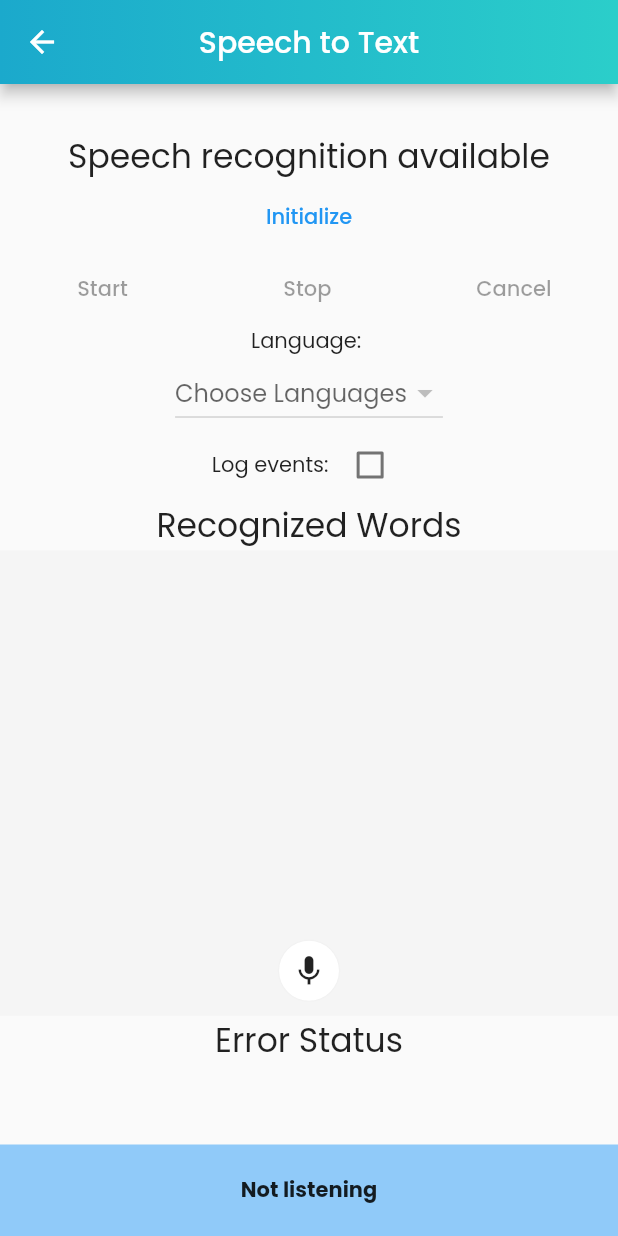
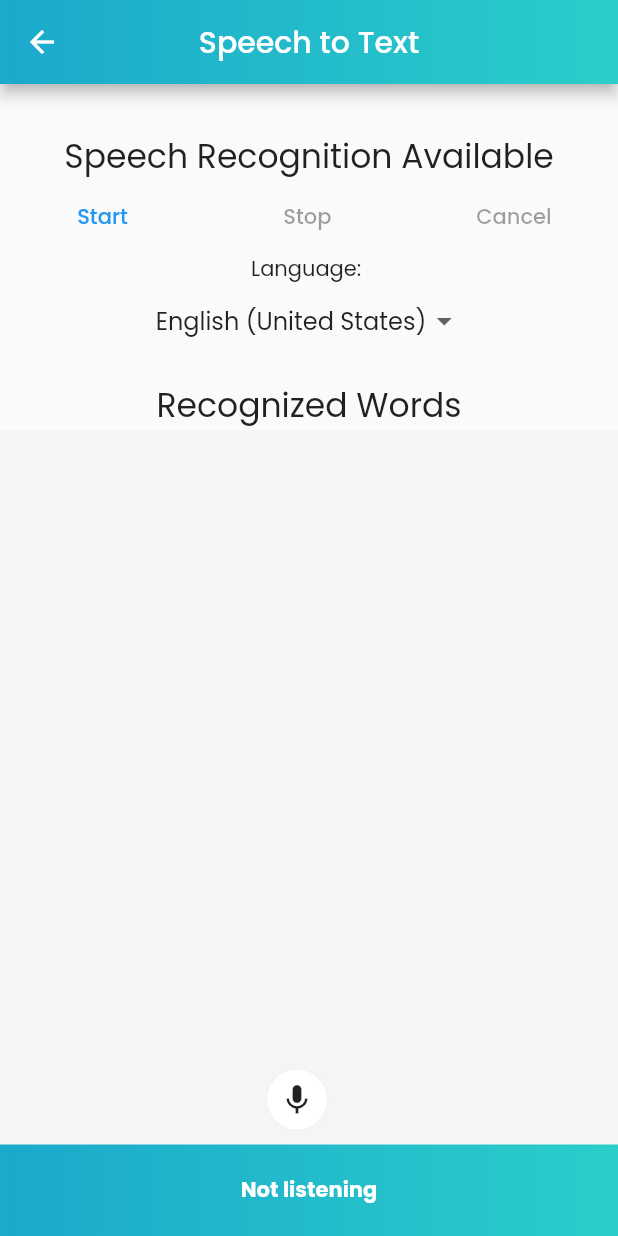
Before and after one commit to ssharanyab/BOLO, a Flutter app: the SpeechToTextScreen screen opened by its route, on a phone screen of 412 x 824 dp. Run offline on Flutter 3.47's test engine with Material 2 defaults, Android fonts, the light colour scheme and no system bars; our stand-ins replace flutter_tts, google_fonts, speech_to_text.

Commit message:
Edit View, Added Copy to Clipboard

```diff
--- a/lib/speechtotext.dart
+++ b/lib/speechtotext.dart
@@ -4,7 +4,7 @@ import 'package:flutter/material.dart';
 import 'package:speech_to_text/speech_recognition_error.dart';
 import 'package:speech_to_text/speech_recognition_result.dart';
 import 'package:speech_to_text/speech_to_text.dart';
-import 'utils/widget.dart';
+import 'package:flutter/services.dart';
 
 class SpeechToTextScreen extends StatefulWidget {
   const SpeechToTextScreen({Key key}) : super(key: key);
@@ -29,6 +29,7 @@ class _SpeechToTextScreenState extends State<SpeechToTextScreen> {
   @override
   void initState() {
     super.initState();
+    initSpeechState();
   }
 
   /// This initializes SpeechToText. That only has to be done
@@ -78,12 +79,11 @@ class _SpeechToTextScreenState extends State<SpeechToTextScreen> {
           height: 32,
         ),
         Text(
-          'Speech recognition available',
+          'Speech Recognition Available',
           style: TextStyle(fontSize: 22.0),
         ),
         Column(
           children: <Widget>[
-            InitSpeechWidget(_hasSpeech, initSpeechState),
             SpeechControlWidget(_hasSpeech, speech.isListening, startListening,
                 stopListening, cancelListening),
             SessionOptionsWidget(_currentLocaleId, _switchLang, _localeNames,
@@ -94,7 +94,9 @@ class _SpeechToTextScreenState extends State<SpeechToTextScreen> {
           flex: 4,
           child: RecognitionResultsWidget(lastWords: lastWords, level: level),
         ),
-        Expanded(
+        lastError == ""
+            ? const SizedBox()
+            : Expanded(
                 flex: 1,
                 child: ErrorWidget(lastError: lastError),
               ),
@@ -106,7 +108,7 @@ class _SpeechToTextScreenState extends State<SpeechToTextScreen> {
   // This is called each time the users wants to start a new speech
   // recognition session
   void startListening() {
-    _logEvent('start listening');
+    _logEvent('Start Listening');
     lastWords = '';
     lastError = '';
     // Note that `listenFor` is the maximum, not the minimun, on some
@@ -147,7 +149,7 @@ class _SpeechToTextScreenState extends State<SpeechToTextScreen> {
     _logEvent(
         'Result listener final: ${result.finalResult}, words: ${result.recognizedWords}');
     setState(() {
-      lastWords = '${result.recognizedWords} - ${result.finalResult}';
+      lastWords = '${result.recognizedWords}';
     });
   }
 
@@ -164,7 +166,7 @@ class _SpeechToTextScreenState extends State<SpeechToTextScreen> {
     _logEvent(
         'Received error status: $error, listening: ${speech.isListening}');
     setState(() {
-      lastError = '${error.errorMsg} - ${error.permanent}';
+      lastError = '${error.errorMsg}';
     });
   }
 
@@ -212,6 +214,9 @@ class RecognitionResultsWidget extends StatelessWidget {
   Widget build(BuildContext context) {
     return Column(
       children: <Widget>[
+        const SizedBox(
+          height: 16,
+        ),
         Center(
           child: Text(
             'Recognized Words',
@@ -226,13 +231,17 @@ class RecognitionResultsWidget extends StatelessWidget {
                 child: Center(
                   child: Text(
                     lastWords,
+                    style: TextStyle(fontSize: 14),
                     textAlign: TextAlign.center,
                   ),
                 ),
               ),
               Positioned.fill(
                   bottom: 10,
-                child: Align(
+                  child: Row(
+                      mainAxisAlignment: MainAxisAlignment.center,
+                      children: [
+                        Align(
                           alignment: Alignment.bottomCenter,
                           child: Container(
                             width: 40,
@@ -246,7 +255,8 @@ class RecognitionResultsWidget extends StatelessWidget {
                                     color: Colors.black.withOpacity(.05))
                               ],
                               color: Colors.white,
-                      borderRadius: BorderRadius.all(Radius.circular(50)),
+                              borderRadius:
+                                  BorderRadius.all(Radius.circular(50)),
                             ),
                             child: IconButton(
                               icon: Icon(Icons.mic),
@@ -254,7 +264,39 @@ class RecognitionResultsWidget extends StatelessWidget {
                             ),
                           ),
                         ),
+                        const SizedBox(
+                          width: 16,
                         ),
+                        lastWords == ""
+                            ? const SizedBox()
+                            : Align(
+                                alignment: Alignment.bottomCenter,
+                                child: Container(
+                                  width: 40,
+                                  height: 40,
+                                  alignment: Alignment.center,
+                                  decoration: BoxDecoration(
+                                    color: Colors.white,
+                                    borderRadius:
+                                        BorderRadius.all(Radius.circular(50)),
+                                  ),
+                                  child: IconButton(
+                                    icon: Icon(Icons.file_copy_rounded),
+                                    onPressed: () async {
+                                      await Clipboard.setData(
+                                              ClipboardData(text: lastWords))
+                                          .then((result) {
+                                        final snackBar = SnackBar(
+                                          content: Text('Copied to Clipboard'),
+                                        );
+                                        ScaffoldMessenger.of(context)
+                                            .showSnackBar(snackBar);
+                                      });
+                                    },
+                                  ),
+                                ),
+                              ),
+                      ])),
             ],
           ),
         ),
@@ -272,7 +314,7 @@ class HeaderWidget extends StatelessWidget {
   Widget build(BuildContext context) {
     return Center(
       child: Text(
-        'Speech recognition available',
+        'Speech Recognition Available',
         style: TextStyle(fontSize: 22.0),
       ),
     );
@@ -293,10 +335,13 @@ class ErrorWidget extends StatelessWidget {
   Widget build(BuildContext context) {
     return Column(
       children: <Widget>[
+        const SizedBox(
+          height: 16,
+        ),
         Center(
           child: Text(
             'Error Status',
-            style: TextStyle(fontSize: 22.0),
+            style: TextStyle(fontSize: 18.0, color: Colors.red),
           ),
         ),
         Center(
@@ -359,10 +404,11 @@ class SessionOptionsWidget extends StatelessWidget {
     return Column(
       children: <Widget>[
         Text('Language: '),
-        DropdownButton<String>(
+        DropdownButtonHideUnderline(
+          child: DropdownButton<String>(
+            alignment: Alignment.center,
             onChanged: (selectedVal) => switchLang(selectedVal),
             value: currentLocaleId,
-          hint: Text("Choose Languages"),
             items: localeNames
                 .map(
                   (localeName) => DropdownMenuItem(
@@ -372,36 +418,6 @@ class SessionOptionsWidget extends StatelessWidget {
                 )
                 .toList(),
           ),
-        Row(
-          mainAxisAlignment: MainAxisAlignment.center,
-          children: [
-            Text('Log events: '),
-            Checkbox(
-              value: logEvents,
-              onChanged: switchLogging,
-            ),
-          ],
-        ),
-      ],
-    );
-  }
-}
-
-class InitSpeechWidget extends StatelessWidget {
-  const InitSpeechWidget(this.hasSpeech, this.initSpeechState, {Key key})
-      : super(key: key);
-
-  final bool hasSpeech;
-  final Future<void> Function() initSpeechState;
-
-  @override
-  Widget build(BuildContext context) {
-    return Row(
-      mainAxisAlignment: MainAxisAlignment.spaceAround,
-      children: <Widget>[
-        TextButton(
-          onPressed: hasSpeech ? null : initSpeechState,
-          child: Text('Initialize'),
         ),
       ],
     );
@@ -421,16 +437,24 @@ class SpeechStatusWidget extends StatelessWidget {
   Widget build(BuildContext context) {
     return Container(
       padding: EdgeInsets.symmetric(vertical: 20),
-      color: Theme.of(context).backgroundColor,
+      decoration: BoxDecoration(
+        gradient: LinearGradient(
+          begin: Alignment.centerLeft,
+          end: Alignment.centerRight,
+          colors: <Color>[Color(0xFF1BA9CC), Color(0xFF2BCECA)],
+        ),
+      ),
       child: Center(
         child: speech.isListening
             ? Text(
                 "I'm listening...",
-                style: TextStyle(fontWeight: FontWeight.bold),
+                style:
+                    TextStyle(fontWeight: FontWeight.bold, color: Colors.white),
               )
             : Text(
                 'Not listening',
-                style: TextStyle(fontWeight: FontWeight.bold),
+                style:
+                    TextStyle(fontWeight: FontWeight.bold, color: Colors.white),
               ),
       ),
     );
```
Lines whose indentation alone changed are shown as unchanged.
